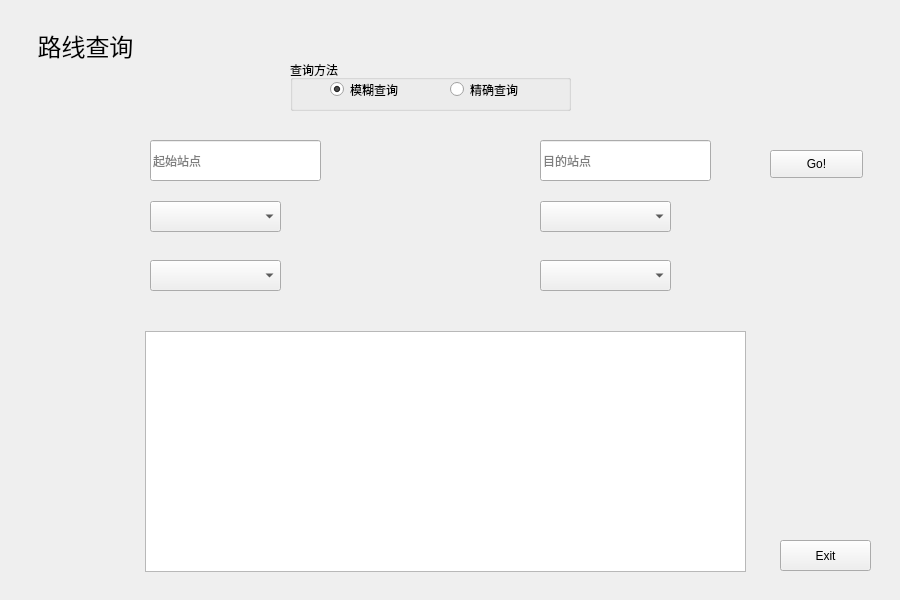
Old version of the form PathSearchWindow.ui in the repository LightningFootball/BeijingSubwayInfoSystemApplication_Qt.
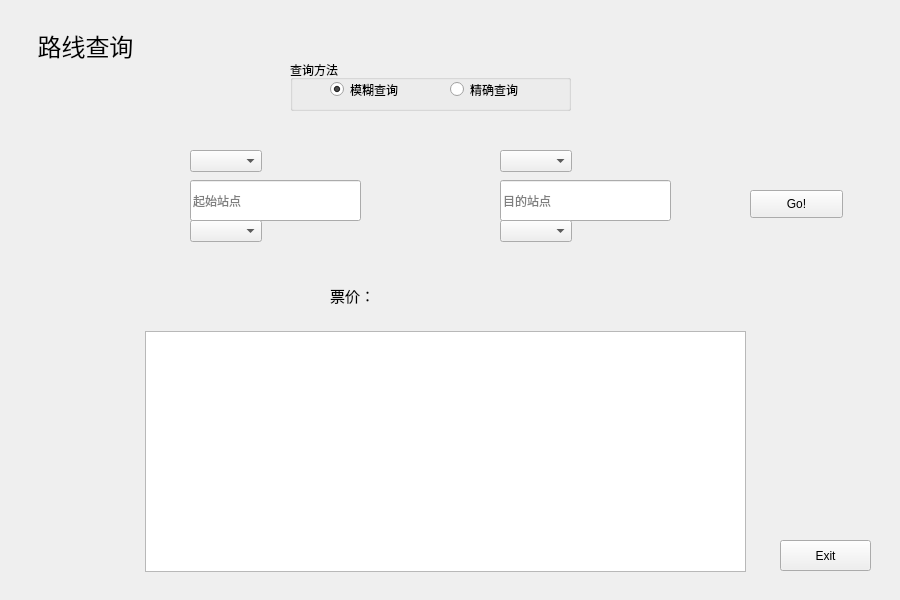
New version of the form. Icons and pictures are not drawn.

```diff
--- a/PathSearchWindow.ui
+++ b/PathSearchWindow.ui
@@ -50,8 +50,8 @@
   <widget class="QLineEdit" name="fromLineEdit">
    <property name="geometry">
     <rect>
-     <x>150</x>
-     <y>140</y>
+     <x>190</x>
+     <y>180</y>
      <width>171</width>
      <height>41</height>
     </rect>
@@ -63,12 +63,18 @@
   <widget class="QComboBox" name="fromLineSwitch">
    <property name="geometry">
     <rect>
-     <x>150</x>
-     <y>201</y>
-     <width>131</width>
-     <height>31</height>
+     <x>190</x>
+     <y>150</y>
+     <width>87</width>
+     <height>21</height>
     </rect>
    </property>
+   <property name="currentText">
+    <string/>
+   </property>
+   <property name="sizeAdjustPolicy">
+    <enum>QComboBox::AdjustToContents</enum>
+   </property>
   </widget>
   <widget class="QGroupBox" name="searchMethodGroupBox">
    <property name="geometry">
@@ -127,8 +133,8 @@
   <widget class="QLineEdit" name="toLineEdit">
    <property name="geometry">
     <rect>
-     <x>540</x>
-     <y>140</y>
+     <x>500</x>
+     <y>180</y>
      <width>171</width>
      <height>41</height>
     </rect>
@@ -143,32 +149,47 @@
   <widget class="QComboBox" name="toLineSwitch">
    <property name="geometry">
     <rect>
-     <x>540</x>
-     <y>201</y>
-     <width>131</width>
-     <height>31</height>
+     <x>500</x>
+     <y>150</y>
+     <width>87</width>
+     <height>21</height>
     </rect>
    </property>
+   <property name="sizePolicy">
+    <sizepolicy hsizetype="Preferred" vsizetype="Fixed">
+     <horstretch>0</horstretch>
+     <verstretch>0</verstretch>
+    </sizepolicy>
+   </property>
+   <property name="sizeAdjustPolicy">
+    <enum>QComboBox::AdjustToContents</enum>
+   </property>
   </widget>
   <widget class="QComboBox" name="fromStationSwitch">
    <property name="geometry">
     <rect>
-     <x>150</x>
-     <y>260</y>
-     <width>131</width>
-     <height>31</height>
+     <x>190</x>
+     <y>220</y>
+     <width>87</width>
+     <height>21</height>
     </rect>
    </property>
+   <property name="sizeAdjustPolicy">
+    <enum>QComboBox::AdjustToContents</enum>
+   </property>
   </widget>
   <widget class="QComboBox" name="toStationSwitch">
    <property name="geometry">
     <rect>
-     <x>540</x>
-     <y>260</y>
-     <width>131</width>
-     <height>31</height>
+     <x>500</x>
+     <y>220</y>
+     <width>87</width>
+     <height>21</height>
     </rect>
    </property>
+   <property name="sizeAdjustPolicy">
+    <enum>QComboBox::AdjustToContents</enum>
+   </property>
   </widget>
   <widget class="QListView" name="pathList">
    <property name="geometry">
@@ -183,8 +204,8 @@
   <widget class="QPushButton" name="processButton">
    <property name="geometry">
     <rect>
-     <x>770</x>
-     <y>150</y>
+     <x>750</x>
+     <y>190</y>
      <width>93</width>
      <height>28</height>
     </rect>
@@ -206,6 +227,44 @@
     <string>Exit</string>
    </property>
   </widget>
+  <widget class="QLabel" name="fareIntroduce">
+   <property name="geometry">
+    <rect>
+     <x>330</x>
+     <y>280</y>
+     <width>51</width>
+     <height>31</height>
+    </rect>
+   </property>
+   <property name="font">
+    <font>
+     <family>等线</family>
+     <pointsize>11</pointsize>
+    </font>
+   </property>
+   <property name="text">
+    <string>票价：</string>
+   </property>
+  </widget>
+  <widget class="QLabel" name="fare">
+   <property name="geometry">
+    <rect>
+     <x>400</x>
+     <y>270</y>
+     <width>71</width>
+     <height>51</height>
+    </rect>
+   </property>
+   <property name="font">
+    <font>
+     <family>等线</family>
+     <pointsize>14</pointsize>
+    </font>
+   </property>
+   <property name="text">
+    <string/>
+   </property>
+  </widget>
  </widget>
  <layoutdefault spacing="6" margin="11"/>
  <resources/>
```
Left out of the diff: 11 changed lines with no effect on the pictures.
